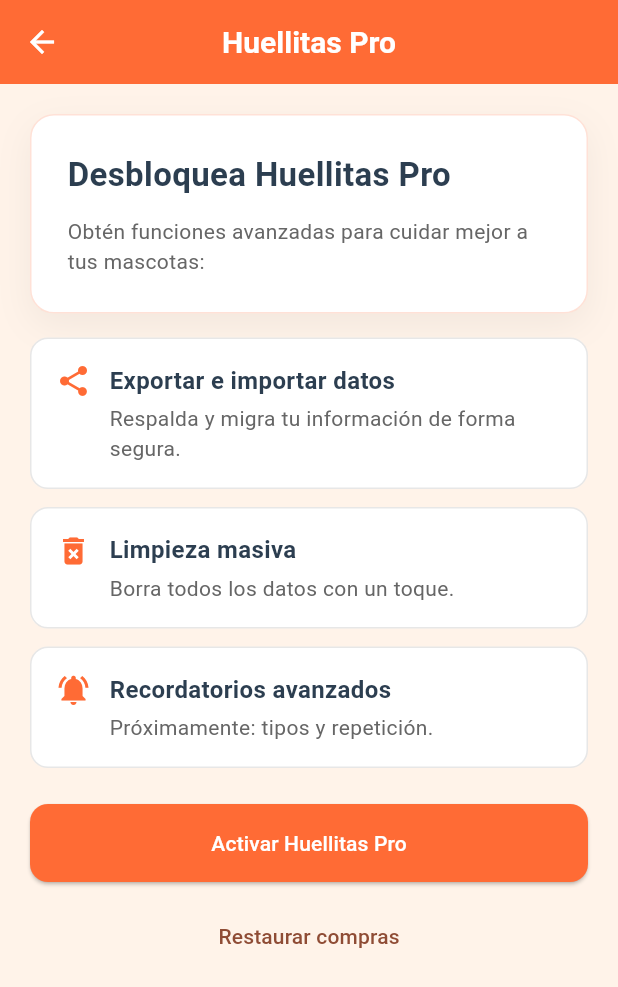
After one commit to demase25/Huellitas, a Flutter app: the screen it shows after launch, after a tap on the "stars" icon, on a phone screen of 412 x 824 dp. The commit adds this screen. Shown: the top 987 px of the screen. Run offline on Flutter 3.47's test engine with Material 3 defaults, Android fonts, the phone set to English and light mode, and no system bars; our stand-ins replace share_plus, shared_preferences.

Commit message:
Feat: Estructura Huellitas Pro (servicio de estado Pro, pantalla de upsell, bloqueo de exportar/importar/limpiar en modo Free). Ruta /pro y accesos desde AppBar/menú

```diff
--- a/lib/main.dart
+++ b/lib/main.dart
@@ -7,6 +7,7 @@ import 'screens/home_screen.dart';
 import 'screens/mascota_detail_screen.dart';
 import 'screens/mascota_form_screen.dart';
 import 'screens/recordatorio_form_screen.dart';
+import 'screens/pro_screen.dart';
 import 'utils/theme.dart';
 import 'package:huellitas/models/mascota.dart';
 
@@ -39,6 +40,7 @@ class HuellitasApp extends StatelessWidget {
         '/home': (context) => const HomeScreen(),
         '/mascota_form': (context) => const MascotaFormScreen(),
         '/mascota_detail': (context) => const MascotaDetailScreen(),
+        '/pro': (context) => const ProScreen(),
         '/recordatorio_form': (context) {
           final mascota = ModalRoute.of(context)!.settings.arguments as Mascota;
           return RecordatorioFormScreen(mascota: mascota);
--- a/lib/screens/home_screen.dart
+++ b/lib/screens/home_screen.dart
@@ -4,6 +4,7 @@ import 'package:flutter/services.dart';
 import 'package:share_plus/share_plus.dart';
 import '../models/mascota.dart';
 import '../services/mascota_service.dart';
+import '../services/pro_service.dart';
 
 class HomeScreen extends StatefulWidget {
   const HomeScreen({super.key});
@@ -15,11 +16,13 @@ class HomeScreen extends StatefulWidget {
 class _HomeScreenState extends State<HomeScreen> {
   List<Mascota> _mascotas = [];
   bool _isLoading = true;
+  bool _isPro = false;
 
   @override
   void initState() {
     super.initState();
     _loadMascotas();
+    _loadProStatus();
   }
 
   Future<void> _loadMascotas() async {
@@ -73,6 +76,22 @@ class _HomeScreenState extends State<HomeScreen> {
     await _loadMascotas();
   }
 
+  Future<void> _loadProStatus() async {
+    final bool pro = await ProService.isPro();
+    if (mounted) {
+      setState(() {
+        _isPro = pro;
+      });
+    }
+  }
+
+  Future<bool> _ensurePro() async {
+    if (_isPro) return true;
+    final result = await Navigator.pushNamed(context, '/pro');
+    await _loadProStatus();
+    return await ProService.isPro();
+  }
+
   Future<void> _deleteMascota(Mascota mascota) async {
     final confirmed = await showDialog<bool>(
       context: context,
@@ -119,6 +138,7 @@ class _HomeScreenState extends State<HomeScreen> {
   }
 
   Future<void> _exportData() async {
+    if (!await _ensurePro()) return;
     try {
       final data = await MascotaService.exportData();
 
@@ -160,6 +180,7 @@ class _HomeScreenState extends State<HomeScreen> {
   }
 
   Future<void> _importData() async {
+    if (!await _ensurePro()) return;
     try {
       final clipboardData = await Clipboard.getData(Clipboard.kTextPlain);
       if (clipboardData?.text != null) {
@@ -243,6 +264,7 @@ class _HomeScreenState extends State<HomeScreen> {
   }
 
   Future<void> _clearAllData() async {
+    if (!await _ensurePro()) return;
     final confirmed = await showDialog<bool>(
       context: context,
       builder: (context) => AlertDialog(
@@ -296,6 +318,17 @@ class _HomeScreenState extends State<HomeScreen> {
         backgroundColor: const Color(0xFFFF6B35),
         foregroundColor: Colors.white,
         actions: [
+          IconButton(
+            tooltip: _isPro ? 'Huellitas Pro activado' : 'Activar Huellitas Pro',
+            icon: Icon(
+              Icons.stars,
+              color: _isPro ? Colors.yellowAccent : Colors.white,
+            ),
+            onPressed: () async {
+              await Navigator.pushNamed(context, '/pro');
+              await _loadProStatus();
+            },
+          ),
           PopupMenuButton<String>(
             icon: const Icon(Icons.more_vert),
             onSelected: (value) async {
@@ -308,6 +341,10 @@ class _HomeScreenState extends State<HomeScreen> {
                   break;
                 case 'clear':
                   await _clearAllData();
+                  break;
+                case 'pro':
+                  await Navigator.pushNamed(context, '/pro');
+                  await _loadProStatus();
                   break;
               }
             },
@@ -339,6 +376,16 @@ class _HomeScreenState extends State<HomeScreen> {
                     Icon(Icons.delete_forever, color: Colors.red),
                     SizedBox(width: 8),
                     Text('Limpiar todos los datos', style: TextStyle(color: Colors.red)),
+                  ],
+                ),
+              ),
+              const PopupMenuItem(
+                value: 'pro',
+                child: Row(
+                  children: [
+                    Icon(Icons.stars, color: Color(0xFFFF6B35)),
+                    SizedBox(width: 8),
+                    Text('Huellitas Pro'),
                   ],
                 ),
               ),
--- /dev/null
+++ b/lib/screens/pro_screen.dart
@@ -0,0 +1,154 @@
+// lib/screens/pro_screen.dart
+
+import 'package:flutter/material.dart';
+import '../services/pro_service.dart';
+
+class ProScreen extends StatefulWidget {
+  const ProScreen({super.key});
+
+  @override
+  State<ProScreen> createState() => _ProScreenState();
+}
+
+class _ProScreenState extends State<ProScreen> {
+  bool _activating = false;
+
+  Future<void> _activatePro() async {
+    setState(() {
+      _activating = true;
+    });
+    // Simulación de compra exitosa
+    await ProService.setProEnabled(true);
+    if (mounted) {
+      setState(() {
+        _activating = false;
+      });
+      Navigator.of(context).pop(true);
+    }
+  }
+
+  Future<void> _restore() async {
+    setState(() {
+      _activating = true;
+    });
+    await ProService.restorePurchase();
+    if (mounted) {
+      setState(() {
+        _activating = false;
+      });
+      Navigator.of(context).pop(true);
+    }
+  }
+
+  @override
+  Widget build(BuildContext context) {
+    return Scaffold(
+      backgroundColor: const Color(0xFFFFF3E9),
+      appBar: AppBar(
+        title: const Text('Huellitas Pro'),
+        backgroundColor: const Color(0xFFFF6B35),
+        foregroundColor: Colors.white,
+        elevation: 0,
+      ),
+      body: SingleChildScrollView(
+        padding: const EdgeInsets.all(20),
+        child: Column(
+          crossAxisAlignment: CrossAxisAlignment.start,
+          children: [
+            Container(
+              width: double.infinity,
+              padding: const EdgeInsets.all(24),
+              decoration: BoxDecoration(
+                color: Colors.white,
+                borderRadius: BorderRadius.circular(16),
+                border: Border.all(color: const Color(0xFFFF6B35).withOpacity(0.2)),
+                boxShadow: [
+                  BoxShadow(
+                    color: Colors.black.withOpacity(0.05),
+                    blurRadius: 20,
+                    offset: const Offset(0, 8),
+                  ),
+                ],
+              ),
+              child: Column(
+                crossAxisAlignment: CrossAxisAlignment.start,
+                children: const [
+                  Text(
+                    'Desbloquea Huellitas Pro',
+                    style: TextStyle(fontSize: 22, fontWeight: FontWeight.bold, color: Color(0xFF2C3E50)),
+                  ),
+                  SizedBox(height: 12),
+                  Text(
+                    'Obtén funciones avanzadas para cuidar mejor a tus mascotas:',
+                    style: TextStyle(fontSize: 14, color: Color(0xFF666666)),
+                  ),
+                ],
+              ),
+            ),
+            const SizedBox(height: 16),
+            _buildFeature(Icons.share, 'Exportar e importar datos', 'Respalda y migra tu información de forma segura.'),
+            const SizedBox(height: 12),
+            _buildFeature(Icons.delete_forever, 'Limpieza masiva', 'Borra todos los datos con un toque.'),
+            const SizedBox(height: 12),
+            _buildFeature(Icons.notifications_active, 'Recordatorios avanzados', 'Próximamente: tipos y repetición.'),
+            const SizedBox(height: 24),
+            Row(
+              children: [
+                Expanded(
+                  child: ElevatedButton(
+                    onPressed: _activating ? null : _activatePro,
+                    style: ElevatedButton.styleFrom(
+                      backgroundColor: const Color(0xFFFF6B35),
+                      foregroundColor: Colors.white,
+                      padding: const EdgeInsets.symmetric(vertical: 16),
+                      shape: RoundedRectangleBorder(borderRadius: BorderRadius.circular(12)),
+                    ),
+                    child: _activating
+                        ? const SizedBox(height: 20, width: 20, child: CircularProgressIndicator(color: Colors.white, strokeWidth: 2))
+                        : const Text('Activar Huellitas Pro'),
+                  ),
+                ),
+              ],
+            ),
+            const SizedBox(height: 12),
+            Center(
+              child: TextButton(
+                onPressed: _activating ? null : _restore,
+                child: const Text('Restaurar compras'),
+              ),
+            ),
+          ],
+        ),
+      ),
+    );
+  }
+
+  Widget _buildFeature(IconData icon, String title, String subtitle) {
+    return Container(
+      width: double.infinity,
+      padding: const EdgeInsets.all(16),
+      decoration: BoxDecoration(
+        color: Colors.white,
+        borderRadius: BorderRadius.circular(12),
+        border: Border.all(color: Colors.grey.withOpacity(0.25)),
+      ),
+      child: Row(
+        crossAxisAlignment: CrossAxisAlignment.start,
+        children: [
+          Icon(icon, color: const Color(0xFFFF6B35)),
+          const SizedBox(width: 12),
+          Expanded(
+            child: Column(
+              crossAxisAlignment: CrossAxisAlignment.start,
+              children: [
+                Text(title, style: const TextStyle(fontSize: 16, fontWeight: FontWeight.w600, color: Color(0xFF2C3E50))),
+                const SizedBox(height: 4),
+                Text(subtitle, style: const TextStyle(fontSize: 14, color: Color(0xFF666666))),
+              ],
+            ),
+          ),
+        ],
+      ),
+    );
+  }
+}
--- /dev/null
+++ b/lib/services/pro_service.dart
@@ -0,0 +1,23 @@
+// lib/services/pro_service.dart
+
+import 'package:shared_preferences/shared_preferences.dart';
+
+class ProService {
+  static const String _proKey = 'is_pro';
+
+  static Future<bool> isPro() async {
+    final SharedPreferences preferences = await SharedPreferences.getInstance();
+    return preferences.getBool(_proKey) ?? false;
+  }
+
+  static Future<void> setProEnabled(bool enabled) async {
+    final SharedPreferences preferences = await SharedPreferences.getInstance();
+    await preferences.setBool(_proKey, enabled);
+  }
+
+  static Future<bool> restorePurchase() async {
+    // Placeholder: en una implementación real, aquí llamarías al backend/Store
+    // Por ahora, simulamos una restauración exitosa solo si ya estaba activo
+    return await isPro();
+  }
+}
```
